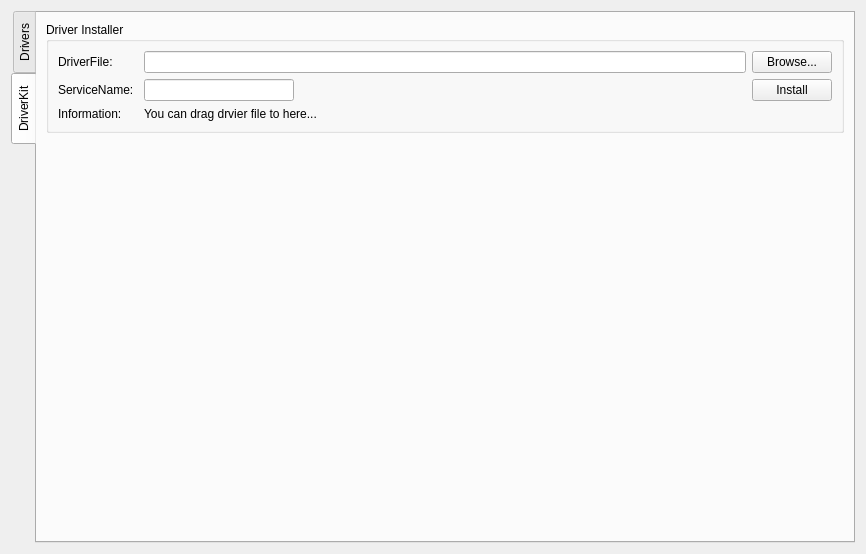
This is src/OpenArk/ui/kernel.ui in BlackINT3/OpenArk as Qt 5 draws it before an edit. The edited form follows.
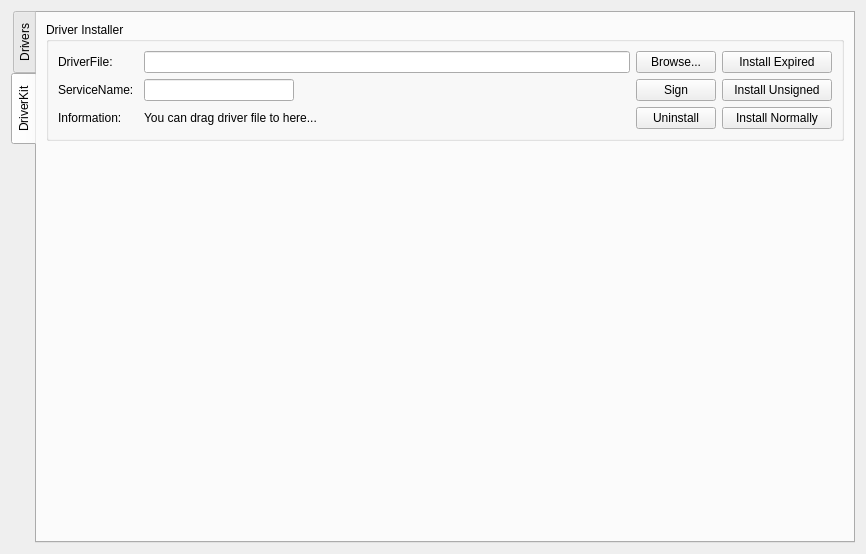
This is the edited form. The open tabs and pages were chosen to show the change.

Commit message: support load unsigned driver

The edit to the form file:
```diff
--- a/src/OpenArk/ui/kernel.ui
+++ b/src/OpenArk/ui/kernel.ui
@@ -126,6 +126,25 @@
               </property>
              </widget>
             </item>
+            <item>
+             <widget class="QPushButton" name="installExpiredBtn">
+              <property name="sizePolicy">
+               <sizepolicy hsizetype="Fixed" vsizetype="Fixed">
+                <horstretch>0</horstretch>
+                <verstretch>0</verstretch>
+               </sizepolicy>
+              </property>
+              <property name="minimumSize">
+               <size>
+                <width>110</width>
+                <height>0</height>
+               </size>
+              </property>
+              <property name="text">
+               <string>Install Expired</string>
+              </property>
+             </widget>
+            </item>
            </layout>
           </item>
           <item>
@@ -181,7 +200,26 @@
             <item>
              <widget class="QPushButton" name="installBtn">
               <property name="text">
-               <string>Install</string>
+               <string>Sign</string>
+              </property>
+             </widget>
+            </item>
+            <item>
+             <widget class="QPushButton" name="installUnsignedBtn">
+              <property name="sizePolicy">
+               <sizepolicy hsizetype="Fixed" vsizetype="Fixed">
+                <horstretch>0</horstretch>
+                <verstretch>0</verstretch>
+               </sizepolicy>
+              </property>
+              <property name="minimumSize">
+               <size>
+                <width>110</width>
+                <height>0</height>
+               </size>
+              </property>
+              <property name="text">
+               <string>Install Unsigned</string>
               </property>
              </widget>
             </item>
@@ -211,7 +249,46 @@
             <item>
              <widget class="QLabel" name="infoLabel">
               <property name="text">
-               <string>You can drag drvier file to here...</string>
+               <string>You can drag driver file to here...</string>
+              </property>
+             </widget>
+            </item>
+            <item>
+             <spacer name="horizontalSpacer_2">
+              <property name="orientation">
+               <enum>Qt::Horizontal</enum>
+              </property>
+              <property name="sizeHint" stdset="0">
+               <size>
+                <width>40</width>
+                <height>20</height>
+               </size>
+              </property>
+             </spacer>
+            </item>
+            <item>
+             <widget class="QPushButton" name="uninstallBtn">
+              <property name="text">
+               <string>Uninstall</string>
+              </property>
+             </widget>
+            </item>
+            <item>
+             <widget class="QPushButton" name="installNormallyBtn">
+              <property name="sizePolicy">
+               <sizepolicy hsizetype="Fixed" vsizetype="Fixed">
+                <horstretch>0</horstretch>
+                <verstretch>0</verstretch>
+               </sizepolicy>
+              </property>
+              <property name="minimumSize">
+               <size>
+                <width>110</width>
+                <height>0</height>
+               </size>
+              </property>
+              <property name="text">
+               <string>Install Normally</string>
               </property>
              </widget>
             </item>
```
Left out of the diff: 4 changed lines with no effect on the pictures. The commit also changes 21 other files.
